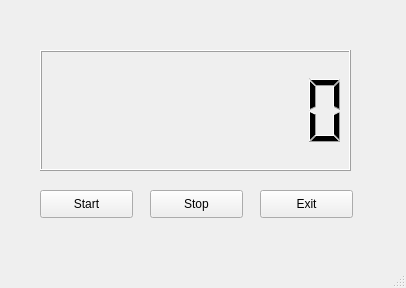
Before: the Qt Designer form timeTraceUI.ui in gartnerd/timeTraceB1, drawn with Qt 5.
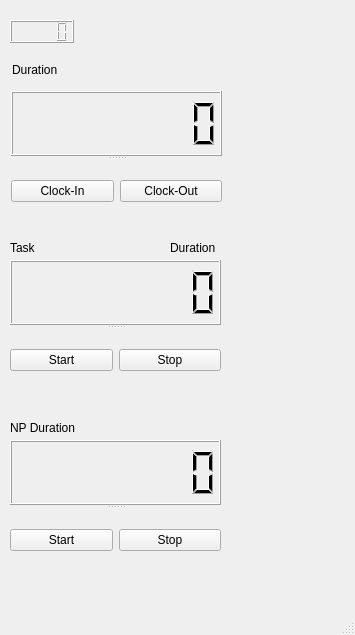
After: the same form once the commit is applied.

Commit message: modified display to add multiple time clocks

```diff
--- a/timeTraceUI.ui
+++ b/timeTraceUI.ui
@@ -6,66 +6,193 @@
    <rect>
     <x>0</x>
     <y>0</y>
-    <width>406</width>
-    <height>288</height>
+    <width>355</width>
+    <height>635</height>
    </rect>
   </property>
   <property name="windowTitle">
    <string>MainWindow</string>
   </property>
   <widget class="QWidget" name="centralwidget">
-   <widget class="QLCDNumber" name="lcdNumber">
+   <widget class="QLabel" name="label">
     <property name="geometry">
      <rect>
-      <x>40</x>
-      <y>50</y>
-      <width>311</width>
-      <height>121</height>
+      <x>12</x>
+      <y>62</y>
+      <width>50</width>
+      <height>16</height>
      </rect>
     </property>
-    <property name="digitCount">
-     <number>8</number>
+    <property name="text">
+     <string>Duration</string>
     </property>
    </widget>
-   <widget class="QPushButton" name="stop">
+   <widget class="QSplitter" name="splitter_2">
     <property name="geometry">
      <rect>
-      <x>150</x>
-      <y>190</y>
-      <width>93</width>
-      <height>28</height>
+      <x>10</x>
+      <y>260</y>
+      <width>211</width>
+      <height>131</height>
      </rect>
     </property>
+    <property name="orientation">
+     <enum>Qt::Vertical</enum>
+    </property>
+    <widget class="QLCDNumber" name="lcdNumber_2">
+     <property name="digitCount">
+      <number>8</number>
+     </property>
+     <property name="intValue" stdset="0">
+      <number>0</number>
+     </property>
+    </widget>
+    <widget class="QWidget" name="layoutWidget_2">
+     <layout class="QHBoxLayout" name="horizontalLayout_2">
+      <item>
+       <widget class="QPushButton" name="start_2">
+        <property name="text">
+         <string>Start</string>
+        </property>
+       </widget>
+      </item>
+      <item>
+       <widget class="QPushButton" name="stop_2">
+        <property name="text">
+         <string>Stop</string>
+        </property>
+       </widget>
+      </item>
+     </layout>
+    </widget>
+   </widget>
+   <widget class="QSplitter" name="splitter_3">
+    <property name="geometry">
+     <rect>
+      <x>10</x>
+      <y>440</y>
+      <width>211</width>
+      <height>131</height>
+     </rect>
+    </property>
+    <property name="orientation">
+     <enum>Qt::Vertical</enum>
+    </property>
+    <widget class="QLCDNumber" name="lcdNumber_3">
+     <property name="digitCount">
+      <number>8</number>
+     </property>
+     <property name="intValue" stdset="0">
+      <number>0</number>
+     </property>
+    </widget>
+    <widget class="QWidget" name="layoutWidget_3">
+     <layout class="QHBoxLayout" name="horizontalLayout_3">
+      <item>
+       <widget class="QPushButton" name="start_3">
+        <property name="text">
+         <string>Start</string>
+        </property>
+       </widget>
+      </item>
+      <item>
+       <widget class="QPushButton" name="stop_3">
+        <property name="text">
+         <string>Stop</string>
+        </property>
+       </widget>
+      </item>
+     </layout>
+    </widget>
+   </widget>
+   <widget class="QLabel" name="label_2">
+    <property name="geometry">
+     <rect>
+      <x>10</x>
+      <y>240</y>
+      <width>121</width>
+      <height>16</height>
+     </rect>
+    </property>
     <property name="text">
-     <string>Stop</string>
+     <string>Task</string>
     </property>
    </widget>
-   <widget class="QPushButton" name="exit">
+   <widget class="QLabel" name="label_3">
     <property name="geometry">
      <rect>
-      <x>260</x>
-      <y>190</y>
-      <width>93</width>
-      <height>28</height>
+      <x>170</x>
+      <y>240</y>
+      <width>50</width>
+      <height>16</height>
      </rect>
     </property>
     <property name="text">
-     <string>Exit</string>
+     <string>Duration</string>
     </property>
    </widget>
-   <widget class="QPushButton" name="start">
+   <widget class="QLabel" name="label_4">
     <property name="geometry">
      <rect>
-      <x>40</x>
-      <y>190</y>
-      <width>93</width>
-      <height>28</height>
+      <x>10</x>
+      <y>420</y>
+      <width>91</width>
+      <height>16</height>
      </rect>
     </property>
     <property name="text">
-     <string>Start</string>
+     <string>NP Duration</string>
     </property>
    </widget>
+   <widget class="QLCDNumber" name="lcdNumber_4">
+    <property name="geometry">
+     <rect>
+      <x>10</x>
+      <y>20</y>
+      <width>64</width>
+      <height>23</height>
+     </rect>
+    </property>
+   </widget>
+   <widget class="QSplitter" name="splitter">
+    <property name="geometry">
+     <rect>
+      <x>11</x>
+      <y>91</y>
+      <width>211</width>
+      <height>131</height>
+     </rect>
+    </property>
+    <property name="orientation">
+     <enum>Qt::Vertical</enum>
+    </property>
+    <widget class="QLCDNumber" name="lcdNumber">
+     <property name="digitCount">
+      <number>8</number>
+     </property>
+     <property name="intValue" stdset="0">
+      <number>0</number>
+     </property>
+    </widget>
+    <widget class="QWidget" name="layoutWidget">
+     <layout class="QHBoxLayout" name="horizontalLayout">
+      <item>
+       <widget class="QPushButton" name="start">
+        <property name="text">
+         <string>Clock-In</string>
+        </property>
+       </widget>
+      </item>
+      <item>
+       <widget class="QPushButton" name="stop">
+        <property name="text">
+         <string>Clock-Out</string>
+        </property>
+       </widget>
+      </item>
+     </layout>
+    </widget>
+   </widget>
   </widget>
   <widget class="QMenuBar" name="menubar">
    <property name="geometry">
```
Left out of the diff: 4 changed lines with no effect on the pictures.
